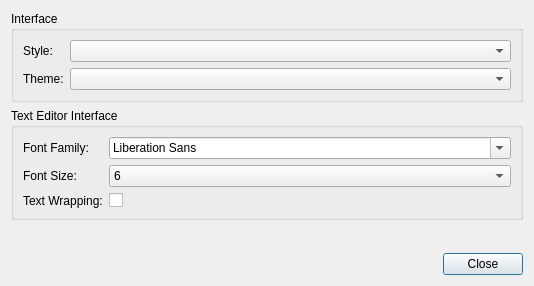
Qt form src/gui/optionsdialog.ui (KDAB/knut) before a commit.
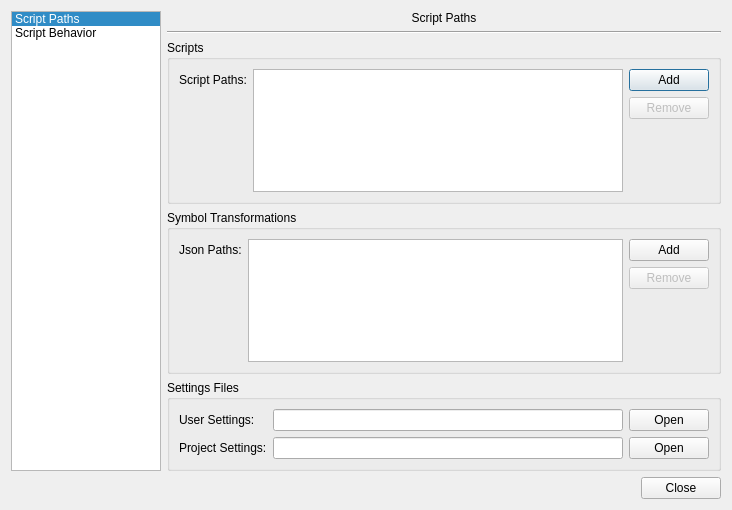
The same form after that commit. Custom widgets are drawn as their Qt base class.

Commit message:
Refactor the options/settings dialog
This will allow to add more settings without taking too much room.

Diff of the .ui file:
```diff
--- a/src/gui/optionsdialog.ui
+++ b/src/gui/optionsdialog.ui
@@ -6,180 +6,310 @@
    <rect>
     <x>0</x>
     <y>0</y>
-    <width>534</width>
-    <height>286</height>
+    <width>732</width>
+    <height>510</height>
    </rect>
   </property>
   <property name="windowTitle">
    <string>Options Dialog</string>
   </property>
+  <layout class="QGridLayout" name="gridLayout_4">
+   <item row="0" column="0" rowspan="3">
+    <widget class="QListWidget" name="listWidget">
+     <property name="sizePolicy">
+      <sizepolicy hsizetype="Fixed" vsizetype="Expanding">
+       <horstretch>0</horstretch>
+       <verstretch>0</verstretch>
+      </sizepolicy>
+     </property>
+     <property name="minimumSize">
+      <size>
+       <width>150</width>
+       <height>0</height>
+      </size>
+     </property>
+     <property name="maximumSize">
+      <size>
+       <width>150</width>
+       <height>16777215</height>
+      </size>
+     </property>
+     <property name="frameShape">
+      <enum>QFrame::StyledPanel</enum>
+     </property>
+     <property name="currentRow">
+      <number>0</number>
+     </property>
+     <item>
+      <property name="text">
+       <string>Script Paths</string>
+      </property>
+     </item>
+     <item>
+      <property name="text">
+       <string>Script Behavior</string>
+      </property>
+     </item>
+    </widget>
+   </item>
+   <item row="0" column="1">
+    <widget class="QLabel" name="title">
+     <property name="text">
+      <string>Script Paths</string>
+     </property>
+     <property name="alignment">
+      <set>Qt::AlignCenter</set>
+     </property>
+    </widget>
+   </item>
+   <item row="1" column="1">
+    <widget class="Line" name="line">
+     <property name="orientation">
+      <enum>Qt::Horizontal</enum>
+     </property>
+    </widget>
+   </item>
+   <item row="2" column="1">
+    <widget class="QStackedWidget" name="stackedWidget">
+     <property name="sizePolicy">
+      <sizepolicy hsizetype="Expanding" vsizetype="Expanding">
+       <horstretch>0</horstretch>
+       <verstretch>0</verstretch>
+      </sizepolicy>
+     </property>
+     <property name="currentIndex">
+      <number>0</number>
+     </property>
+     <widget class="QWidget" name="stackedWidgetPage1" native="true">
   <layout class="QVBoxLayout" name="verticalLayout">
+       <property name="leftMargin">
+        <number>0</number>
+       </property>
+       <property name="topMargin">
+        <number>0</number>
+       </property>
+       <property name="rightMargin">
+        <number>0</number>
+       </property>
+       <property name="bottomMargin">
+        <number>0</number>
+       </property>
    <item>
     <widget class="QGroupBox" name="groupBox">
      <property name="title">
-      <string>Interface</string>
-     </property>
-     <layout class="QFormLayout" name="formLayout">
-      <item row="0" column="0">
-       <widget class="QLabel" name="label">
-        <property name="text">
-         <string>Style:</string>
-        </property>
-       </widget>
-      </item>
-      <item row="0" column="1">
-       <widget class="QComboBox" name="styleCombo"/>
-      </item>
-      <item row="1" column="0">
-       <widget class="QLabel" name="label_2">
-        <property name="text">
-         <string>Theme:</string>
-        </property>
-       </widget>
-      </item>
-      <item row="1" column="1">
-       <widget class="QComboBox" name="themeCombo"/>
-      </item>
-     </layout>
-    </widget>
-   </item>
-   <item>
-    <widget class="QGroupBox" name="groupBox_2">
-     <property name="title">
-      <string>Text Editor Interface</string>
-     </property>
-     <layout class="QFormLayout" name="formLayout_2">
+          <string>Scripts</string>
+         </property>
+         <layout class="QGridLayout" name="gridLayout">
       <item row="0" column="0">
        <widget class="QLabel" name="label_3">
         <property name="text">
-         <string>Font Family:</string>
+             <string>Script Paths:</string>
         </property>
        </widget>
       </item>
-      <item row="0" column="1">
-       <widget class="QFontComboBox" name="fontCombo"/>
-      </item>
-      <item row="1" column="0">
+          <item row="0" column="2">
+           <widget class="QPushButton" name="addButton">
+            <property name="text">
+             <string>Add</string>
+            </property>
+           </widget>
+          </item>
+          <item row="1" column="2">
+           <widget class="QPushButton" name="removeButton">
+            <property name="enabled">
+             <bool>false</bool>
+            </property>
+            <property name="text">
+             <string>Remove</string>
+            </property>
+           </widget>
+          </item>
+          <item row="2" column="2">
+           <spacer name="verticalSpacer">
+            <property name="orientation">
+             <enum>Qt::Vertical</enum>
+            </property>
+            <property name="sizeHint" stdset="0">
+             <size>
+              <width>20</width>
+              <height>91</height>
+             </size>
+            </property>
+           </spacer>
+          </item>
+          <item row="0" column="1" rowspan="3">
+           <widget class="QListWidget" name="scriptPathList"/>
+          </item>
+         </layout>
+        </widget>
+       </item>
+       <item>
+        <widget class="QGroupBox" name="groupBox_3">
+         <property name="title">
+          <string>Symbol Transformations</string>
+         </property>
+         <layout class="QGridLayout" name="gridLayout_3">
+          <item row="0" column="0">
        <widget class="QLabel" name="label_4">
         <property name="text">
-         <string>Font Size:</string>
+             <string>Json Paths:</string>
         </property>
        </widget>
       </item>
-      <item row="1" column="1">
-       <widget class="QComboBox" name="fontSizeCombo">
-        <item>
-         <property name="text">
-          <string>6</string>
-         </property>
-        </item>
-        <item>
+          <item row="0" column="1" rowspan="3">
+           <widget class="QListWidget" name="jsonPathList"/>
+          </item>
+          <item row="0" column="2">
+           <widget class="QPushButton" name="addJsonButton">
          <property name="text">
-          <string>7</string>
-         </property>
-        </item>
-        <item>
-         <property name="text">
-          <string>8</string>
-         </property>
-        </item>
-        <item>
+             <string>Add</string>
+            </property>
+           </widget>
+          </item>
+          <item row="1" column="2">
+           <widget class="QPushButton" name="removeJsonButton">
+            <property name="enabled">
+             <bool>false</bool>
+            </property>
          <property name="text">
-          <string>9</string>
-         </property>
-        </item>
-        <item>
-         <property name="text">
-          <string>10</string>
-         </property>
-        </item>
-        <item>
-         <property name="text">
-          <string>11</string>
-         </property>
-        </item>
-        <item>
-         <property name="text">
-          <string>12</string>
-         </property>
+             <string>Remove</string>
+            </property>
+           </widget>
+          </item>
+          <item row="2" column="2">
+           <spacer name="verticalSpacer_2">
+            <property name="orientation">
+             <enum>Qt::Vertical</enum>
+            </property>
+            <property name="sizeHint" stdset="0">
+             <size>
+              <width>20</width>
+              <height>20</height>
+             </size>
+            </property>
+           </spacer>
+          </item>
+         </layout>
+        </widget>
         </item>
         <item>
-         <property name="text">
-          <string>14</string>
+        <widget class="QGroupBox" name="groupBox_2">
+         <property name="title">
+          <string>Settings Files</string>
          </property>
-        </item>
-        <item>
-         <property name="text">
-          <string>16</string>
-         </property>
-        </item>
-        <item>
-         <property name="text">
-          <string>18</string>
-         </property>
-        </item>
-        <item>
+         <layout class="QGridLayout" name="gridLayout_2">
+          <item row="0" column="1">
+           <widget class="QLineEdit" name="userPath">
+            <property name="minimumSize">
+             <size>
+              <width>200</width>
+              <height>0</height>
+             </size>
+            </property>
+            <property name="readOnly">
+             <bool>true</bool>
+            </property>
+           </widget>
+          </item>
+          <item row="0" column="2">
+           <widget class="QPushButton" name="openUserButton">
          <property name="text">
-          <string>20</string>
-         </property>
-        </item>
-        <item>
+             <string>Open</string>
+            </property>
+           </widget>
+          </item>
+          <item row="1" column="0">
+           <widget class="QLabel" name="label_2">
          <property name="text">
-          <string>22</string>
-         </property>
-        </item>
-        <item>
-         <property name="text">
-          <string>24</string>
-         </property>
-        </item>
-        <item>
+             <string>Project Settings:</string>
+            </property>
+           </widget>
+          </item>
+          <item row="1" column="1">
+           <widget class="QLineEdit" name="projectPath">
+            <property name="readOnly">
+             <bool>true</bool>
+            </property>
+           </widget>
+          </item>
+          <item row="0" column="0">
+           <widget class="QLabel" name="label">
          <property name="text">
-          <string>28</string>
-         </property>
-        </item>
-        <item>
+             <string>User Settings:</string>
+            </property>
+           </widget>
+          </item>
+          <item row="1" column="2">
+           <widget class="QPushButton" name="openProjectButton">
          <property name="text">
-          <string>36</string>
-         </property>
-        </item>
-        <item>
-         <property name="text">
-          <string>48</string>
-         </property>
-        </item>
+             <string>Open</string>
+            </property>
+           </widget>
+          </item>
+         </layout>
+        </widget>
+       </item>
+      </layout>
+     </widget>
+     <widget class="QWidget" name="stackedWidgetPage2" native="true">
+      <layout class="QVBoxLayout" name="verticalLayout_2">
+       <property name="leftMargin">
+        <number>0</number>
+       </property>
+       <property name="topMargin">
+        <number>0</number>
+       </property>
+       <property name="rightMargin">
+        <number>0</number>
+       </property>
+       <property name="bottomMargin">
+        <number>0</number>
+       </property>
         <item>
-         <property name="text">
-          <string>72</string>
+        <widget class="QGroupBox" name="textEditorGroup">
+         <property name="title">
+          <string>Text Editor Behavior</string>
          </property>
-        </item>
-       </widget>
-      </item>
-      <item row="2" column="0">
-       <widget class="QLabel" name="label_5">
+         <layout class="QFormLayout" name="formLayout_3">
+          <item row="1" column="0">
+           <widget class="QLabel" name="label_6">
         <property name="text">
-         <string>Text Wrapping:</string>
+             <string>Tab Size:</string>
         </property>
        </widget>
       </item>
-      <item row="2" column="1">
-       <widget class="QCheckBox" name="wordWrapCheck">
+          <item row="0" column="0" colspan="2">
+           <widget class="QCheckBox" name="insertSpacesCheck">
         <property name="text">
-         <string/>
+             <string>Insert spaces when pressing tab.</string>
         </property>
        </widget>
       </item>
+          <item row="1" column="1">
+           <widget class="QLineEdit" name="tabSize"/>
+          </item>
      </layout>
     </widget>
    </item>
    <item>
-    <widget class="Gui::SettingsWidget" name="widget" native="true"/>
-   </item>
-   <item>
+        <spacer name="verticalSpacer_3">
+         <property name="orientation">
+          <enum>Qt::Vertical</enum>
+         </property>
+         <property name="sizeHint" stdset="0">
+          <size>
+           <width>20</width>
+           <height>40</height>
+          </size>
+         </property>
+        </spacer>
+       </item>
+      </layout>
+     </widget>
+    </widget>
+   </item>
+   <item row="3" column="0" colspan="2">
     <widget class="QDialogButtonBox" name="buttonBox">
-     <property name="orientation">
-      <enum>Qt::Horizontal</enum>
-     </property>
      <property name="standardButtons">
       <set>QDialogButtonBox::Close</set>
      </property>
@@ -187,14 +317,11 @@
    </item>
   </layout>
  </widget>
- <customwidgets>
-  <customwidget>
-   <class>Gui::SettingsWidget</class>
-   <extends>QWidget</extends>
-   <header>settingswidget.h</header>
-   <container>1</container>
-  </customwidget>
- </customwidgets>
+ <tabstops>
+  <tabstop>scriptPathList</tabstop>
+  <tabstop>addButton</tabstop>
+  <tabstop>removeButton</tabstop>
+ </tabstops>
  <resources/>
  <connections>
   <connection>
```
Left out of the diff: 35 changed lines with no effect on the pictures. Lines whose indentation alone changed are shown as unchanged. The commit also changes 11 other files.
